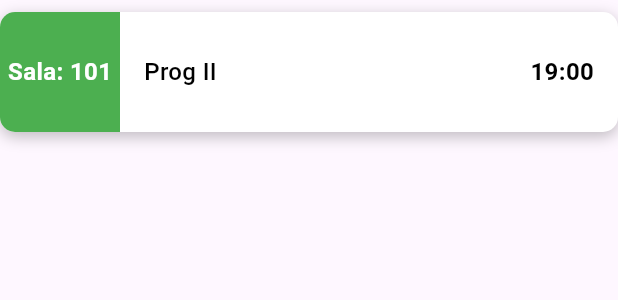
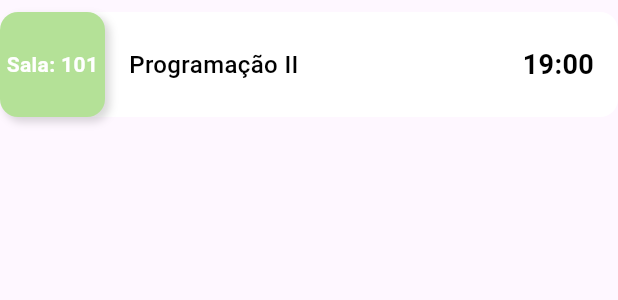
Before and after one commit to BraioFacul/real_connect, a Flutter app: the ClassCard widget shown alone on an empty page, opened directly, on a phone screen of 412 x 824 dp. Shown: the top 300 px of the screen. Run offline on Flutter 3.47's test engine with Material 3 defaults, Android fonts, the light colour scheme and no system bars; our stand-ins replace dio, file_picker, firebase_core, sqflite; accounts and stored records are empty.

Commit message:
fix: melhoria layout home

```diff
--- a/lib/home.dart
+++ b/lib/home.dart
@@ -6,7 +6,6 @@ import 'contas.dart';
 import 'package:real_connect/materia.dart';
 import 'package:real_connect/inscricoes.dart';
 import 'package:real_connect/eventos.dart';
-
 
 // variaveis
 var boxShadow = BoxShadow(
@@ -51,16 +50,16 @@ class _HomePageState extends State<HomePage> {
                   const SizedBox(height: 20),
                   ClassCard(
                     room: "Sala: 101",
-                    subject: "Prog II",
+                    subject: "Programação II",
                     time: "19:00",
-                    color: Colors.green,
+                    color: Color(0xFFB4E197),
                   ),
                   const SizedBox(height: 10),
                   ClassCard(
                     room: "Sala: 301",
-                    subject: "Design",
+                    subject: "Banco de Dados I",
                     time: "21:00",
-                    color: Colors.red,
+                    color: Color(0xFFFFA8A8),
                   ),
                 ],
               ),
@@ -211,74 +210,82 @@ class AulasSection extends StatelessWidget {
   }
 }
 
-// Helper function to create a class cardColor component
 class ClassCard extends StatelessWidget {
   final String room;
   final String subject;
   final String time;
   final Color color;
 
-  ClassCard(
-      {required this.room,
-      required this.subject,
-      required this.time,
-      required this.color});
+  ClassCard({
+    required this.room,
+    required this.subject,
+    required this.time,
+    required this.color,
+  });
 
   @override
   Widget build(BuildContext context) {
     return Container(
-      margin: EdgeInsets.symmetric(vertical: 8),
+      margin: const EdgeInsets.symmetric(vertical: 8),
       decoration: BoxDecoration(
         color: cardColor,
-        borderRadius: BorderRadius.circular(10),
-        boxShadow: [boxShadow],
+        borderRadius: BorderRadius.circular(12),
       ),
       child: Row(
         children: [
-          // Left colored section
+          // Seção colorida à esquerda com sombra preta aplicada
           Container(
-            width: 80,
-            height: 80,
+            width: 70,
+            height: 70,
             decoration: BoxDecoration(
               color: color,
-              borderRadius: BorderRadius.only(
-                topLeft: Radius.circular(10),
-                bottomLeft: Radius.circular(10),
-              ),
+              borderRadius: BorderRadius.circular(12),
+              boxShadow: [
+                BoxShadow(
+                  color: Colors.black
+                      .withOpacity(0.15), // Sombra preta mais discreta
+                  blurRadius: 4, // Menor desfoque
+                  offset: Offset(
+                      3, 3), // Sombra mais sutil para a direita e para baixo
+                ),
+              ],
             ),
             child: Center(
               child: Text(
                 room,
-                style: TextStyle(
-                  color: cardColor,
+                style: const TextStyle(
+                  color: Colors.white,
                   fontWeight: FontWeight.bold,
-                  fontSize: 16,
+                  fontSize: 14,
                 ),
+                textAlign: TextAlign.center,
               ),
             ),
           ),
 
-          // Right content section
+          // Seção com o conteúdo à direita
           Expanded(
             child: Padding(
-              padding: EdgeInsets.symmetric(vertical: 16, horizontal: 16),
+              padding: const EdgeInsets.symmetric(horizontal: 16),
               child: Row(
                 mainAxisAlignment: MainAxisAlignment.spaceBetween,
                 children: [
+                  // Título da matéria
                   Text(
                     subject,
-                    style: TextStyle(
+                    style: const TextStyle(
                       color: Colors.black,
                       fontWeight: FontWeight.w500,
                       fontSize: 16,
                     ),
                   ),
+                  // Horário
                   Text(
                     time,
-                    style: TextStyle(
+                    style: const TextStyle(
                       color: Colors.black,
                       fontWeight: FontWeight.bold,
-                      fontSize: 16,
+                      fontSize: 18,
                     ),
                   ),
                 ],
```
